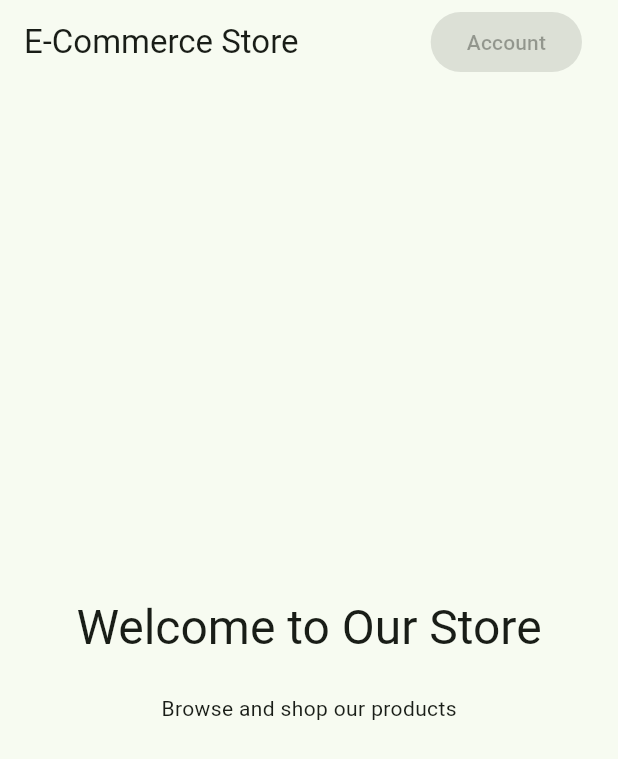
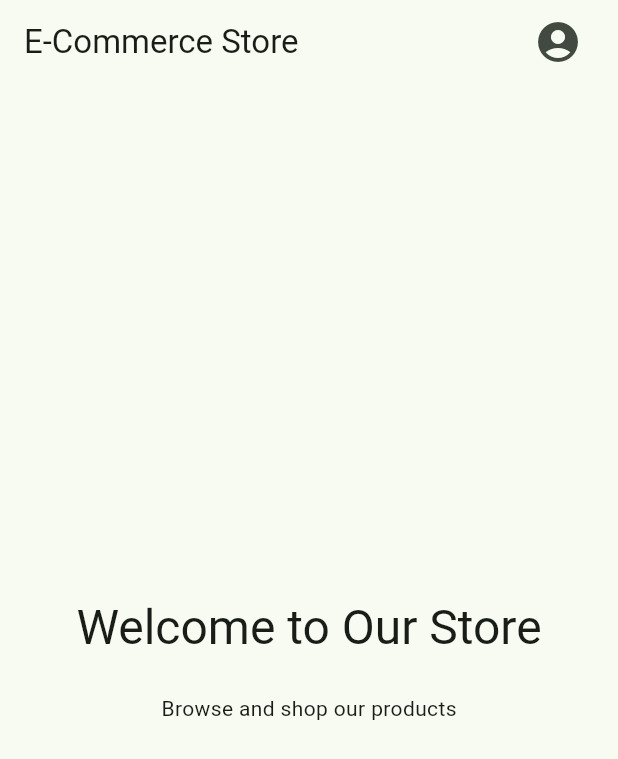
Before and after one commit to ecehankalkan/cs308-group14, a Flutter app: the screen it shows after launch, on a phone screen of 412 x 824 dp. Shown: the top 759 px of the screen. Run offline on Flutter 3.47's test engine with Material 3 defaults, Android fonts, the phone set to English and light mode, and no system bars.

Commit message:
Update account button to icon

```diff
--- a/frontend/lib/pages/home_page.dart
+++ b/frontend/lib/pages/home_page.dart
@@ -27,14 +27,9 @@ class HomePage extends StatelessWidget {
                   },
                 ),
               ],
-              child: Padding(
-                padding: const EdgeInsets.symmetric(horizontal: 16.0),
-                child: Center(
-                  child: ElevatedButton(
-                    onPressed: null,
-                    child: const Text('Account'),
-                  ),
-                ),
+              child: const Padding(
+                padding: EdgeInsets.symmetric(horizontal: 16.0),
+                child: Icon(Icons.account_circle, size: 32),
               ),
             ),
           ),
```
Also changed, not shown: frontend/pubspec.lock.
